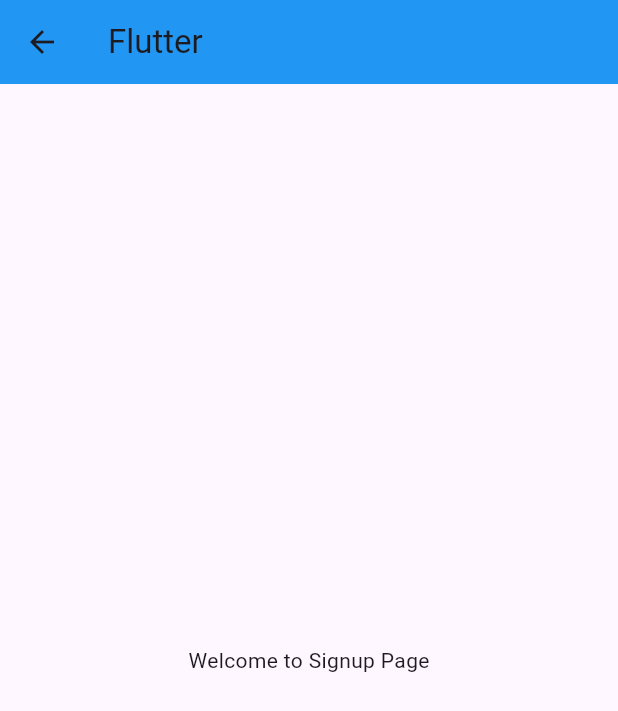
After one commit to Linkonsq/flutter-starter, a Flutter app: the SignupPage screen opened directly, on a phone screen of 412 x 824 dp. The commit adds this screen. Shown: the top 711 px of the screen. Run offline on Flutter 3.47's test engine with Material 3 defaults, Android fonts, the phone set to English and light mode, and no system bars; our stand-ins replace fpdart.

Commit message:
Added login and signup page

```diff
--- a/lib/features/auth/domain/usecases/user_sign_up.dart
+++ b/lib/features/auth/domain/usecases/user_signup.dart
@@ -4,9 +4,9 @@ import 'package:flutter_starter/features/auth/domain/entities/user.dart';
 import 'package:flutter_starter/features/auth/domain/repository/auth_repository.dart';
 import 'package:fpdart/fpdart.dart';
 
-class UserSignUp implements UseCase<User, UserSignUpParams> {
+class UserSignup implements UseCase<User, UserSignUpParams> {
   final AuthRepository _authRepository;
-  const UserSignUp(this._authRepository);
+  const UserSignup(this._authRepository);
 
   @override
   Future<Either<Failure, User>> call(UserSignUpParams params) async {
--- a/lib/screens/welcome_screen.dart
+++ b/lib/features/auth/presentation/pages/login_page.dart
@@ -1,7 +1,7 @@
 import 'package:flutter/material.dart';
 
-class WelcomeScreen extends StatelessWidget {
-  const WelcomeScreen({super.key});
+class LoginPage extends StatelessWidget {
+  const LoginPage({super.key});
 
   @override
   Widget build(BuildContext context) {
@@ -14,7 +14,7 @@ class WelcomeScreen extends StatelessWidget {
         mainAxisAlignment: MainAxisAlignment.center,
         children: <Widget>[
           Center(
-            child: Text("Welcome to Flutter"),
+            child: Text("Welcome to Login Page"),
           ),
         ],
       ),
--- /dev/null
+++ b/lib/features/auth/presentation/pages/signup_page.dart
@@ -0,0 +1,23 @@
+import 'package:flutter/material.dart';
+
+class SignupPage extends StatelessWidget {
+  const SignupPage({super.key});
+
+  @override
+  Widget build(BuildContext context) {
+    return Scaffold(
+      appBar: AppBar(
+        title: const Text('Flutter'),
+        backgroundColor: Colors.blue,
+      ),
+      body: const Column(
+        mainAxisAlignment: MainAxisAlignment.center,
+        children: <Widget>[
+          Center(
+            child: Text("Welcome to Signup Page"),
+          ),
+        ],
+      ),
+    );
+  }
+}
--- a/lib/main.dart
+++ b/lib/main.dart
@@ -1,5 +1,5 @@
 import 'package:flutter/material.dart';
-import 'package:flutter_starter/screens/welcome_screen.dart';
+import 'package:flutter_starter/features/auth/presentation/pages/login_page.dart';
 
 void main() {
   runApp(const App());
@@ -12,9 +12,7 @@ class App extends StatelessWidget {
   Widget build(BuildContext context) {
     return const MaterialApp(
       debugShowCheckedModeBanner: false,
-      home: SafeArea(
-        child: WelcomeScreen(),
-      ),
+      home: LoginPage(),
     );
   }
 }
```
